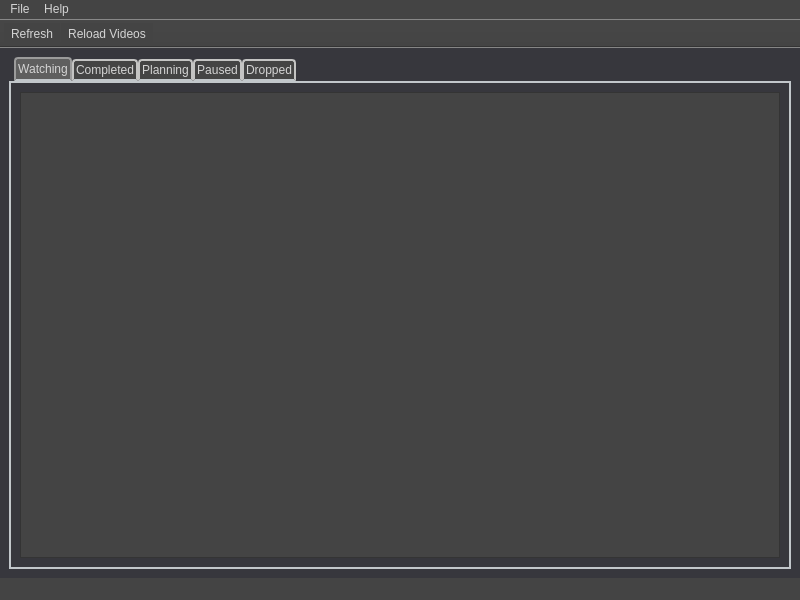
Old version of the form anitracker/ui/app.ui in the repository Phxntxm/AniTracker.
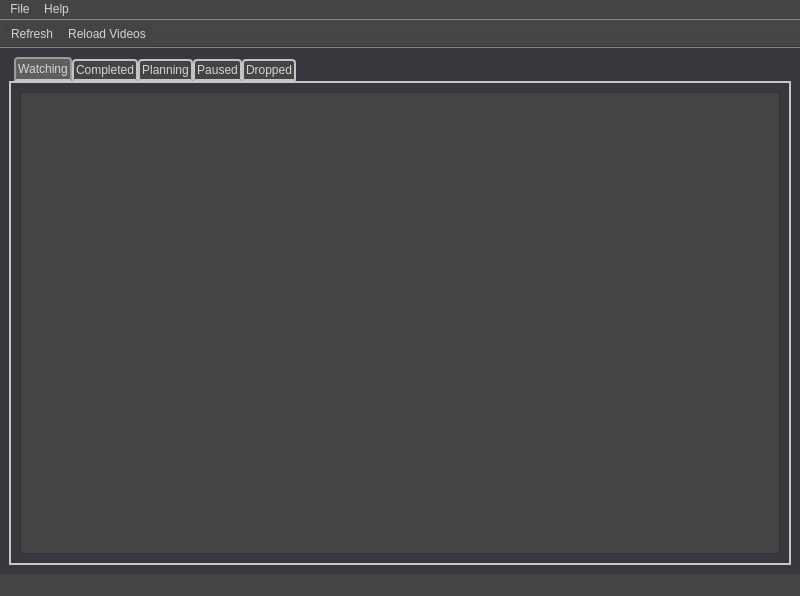
New version of the form. The open tabs and pages were chosen to show the change. Icons and pictures are not drawn.

What changed in the file:
```diff
--- a/anitracker/ui/app.ui
+++ b/anitracker/ui/app.ui
@@ -7,7 +7,7 @@
     <x>0</x>
     <y>0</y>
     <width>800</width>
-    <height>600</height>
+    <height>596</height>
    </rect>
   </property>
   <property name="windowTitle">
@@ -102,7 +102,7 @@
            <bool>false</bool>
           </property>
           <property name="rowCount">
-           <number>5</number>
+           <number>0</number>
           </property>
           <property name="columnCount">
            <number>0</number>
@@ -116,11 +116,6 @@
           <attribute name="verticalHeaderHighlightSections">
            <bool>false</bool>
           </attribute>
-          <row/>
-          <row/>
-          <row/>
-          <row/>
-          <row/>
          </widget>
         </item>
        </layout>
```
Left out of the diff: 2 changed lines with no effect on the pictures.
